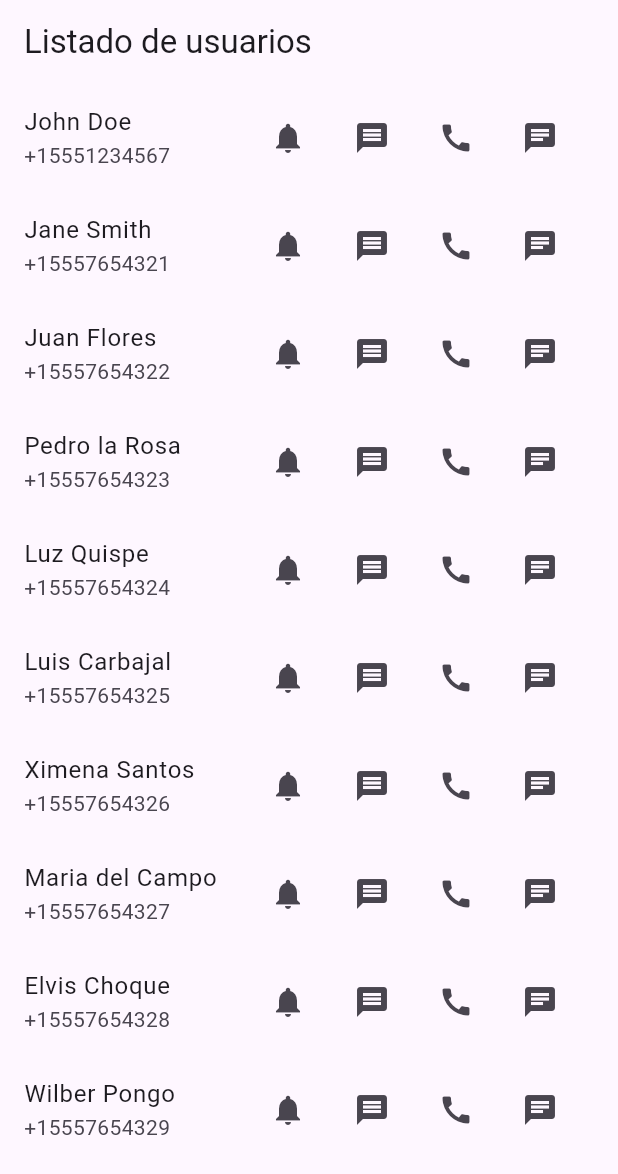
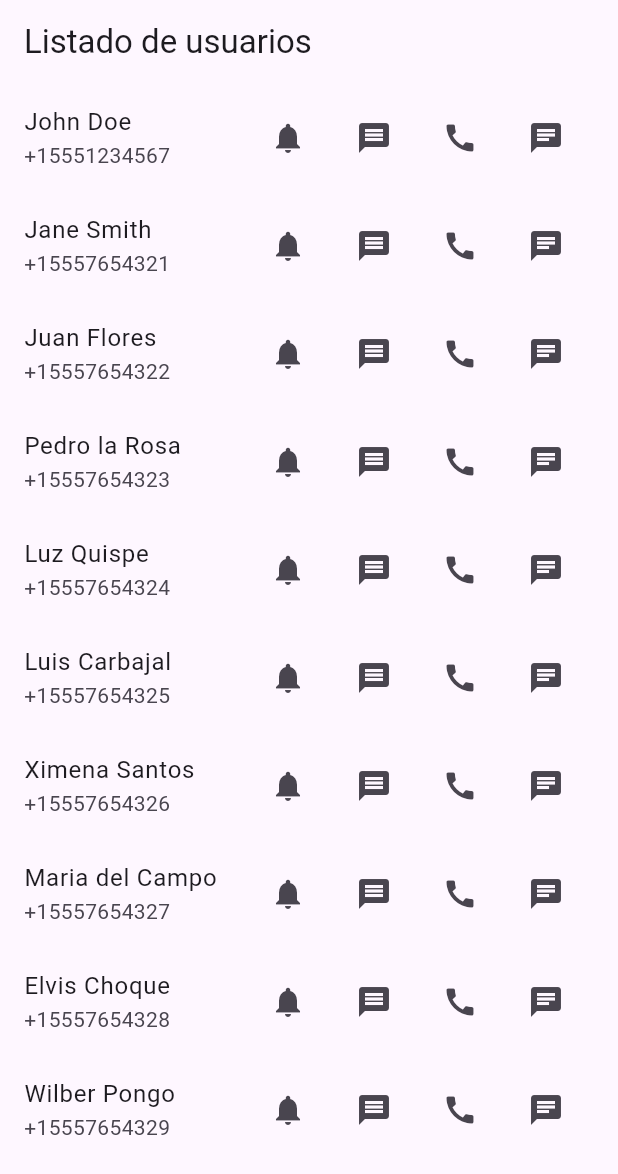
Before and after one commit to jesusjfy/appalertas, a Flutter app: the screen it shows after launch, on a phone screen of 412 x 824 dp. Shown: the top 1174 px of the screen. Run offline on Flutter 3.47's test engine with Material 3 defaults, Android fonts, the phone set to English and light mode, and no system bars; our stand-ins replace dio, flutter_local_notifications; missing offline and left inert: telephony.

Commit message:
corrección errores

```diff
--- a/lib/pages/user_list_page.dart
+++ b/lib/pages/user_list_page.dart
@@ -56,8 +56,8 @@ class UserListPage extends StatelessWidget {
             subtitle: Text(user.phoneNumber),
             trailing: SizedBox(
               width: 220,
-              child: Wrap(
-                spacing: 8.0,
+              child: Row(
+                mainAxisAlignment: MainAxisAlignment.spaceBetween,
                 children: [
                   IconButton(
                     icon: Icon(Icons.notifications),
```
Also changed, not shown: lib/services/notification_service.dart (+8 -2 lines).
